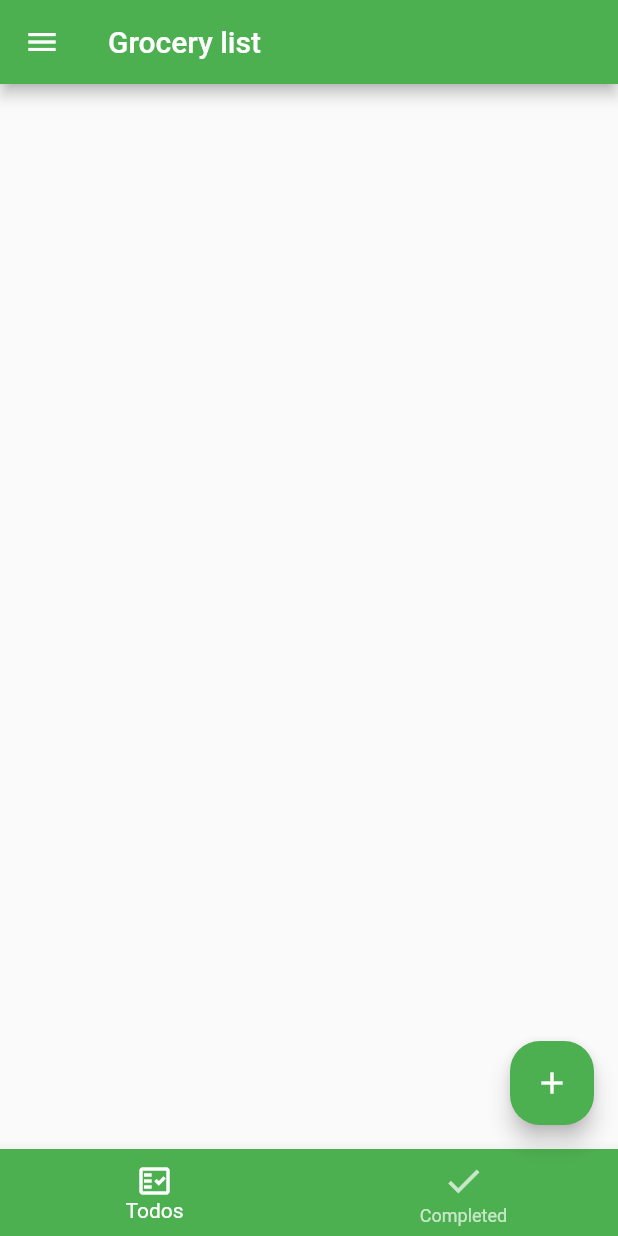
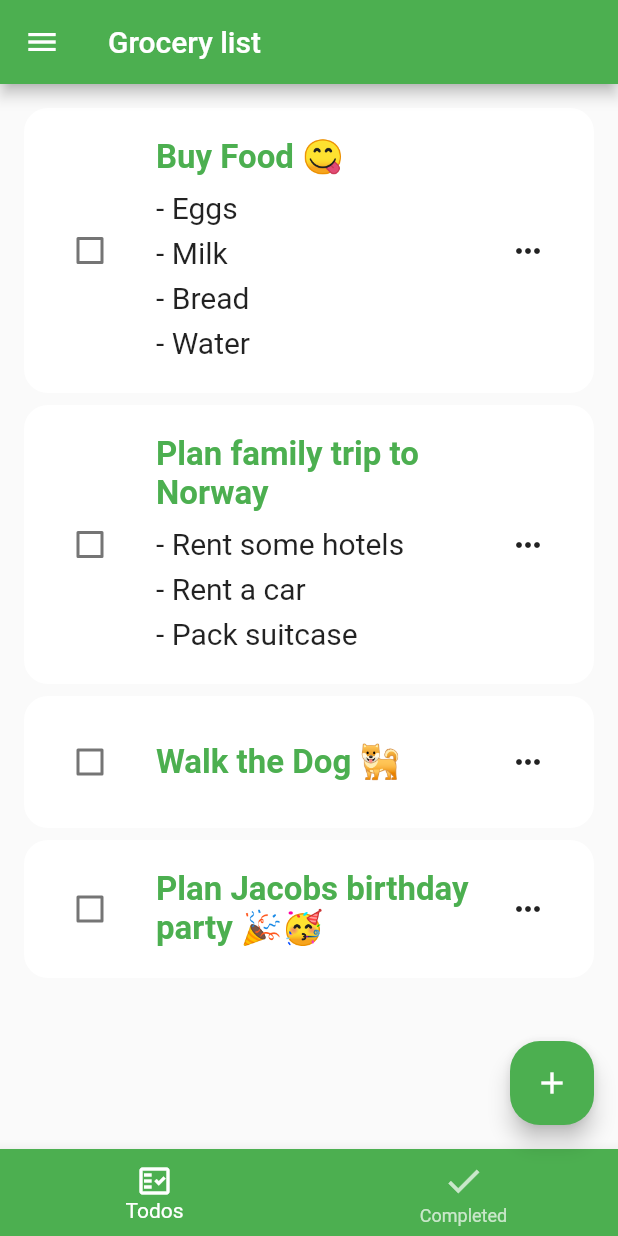
Before and after one commit to JoelV1234/smart-bin, a Flutter app: the screen it shows after launch, on a phone screen of 412 x 824 dp. Run offline on Flutter 3.47's test engine with Material 2 defaults, Android fonts, the phone set to English and light mode, and no system bars; our stand-ins replace equatable.

Commit message:
second commit

```diff
--- a/lib/main.dart
+++ b/lib/main.dart
@@ -1,5 +1,7 @@
 import 'package:flutter/material.dart';
+import 'package:provider/provider.dart';
 import 'package:smartbin/layout/layout.dart';
+import 'package:smartbin/providers/todos_provider.dart';
 
 
 void main() {
@@ -12,7 +14,9 @@ class MyApp extends StatelessWidget {
   // This widget is the root of your application.
   @override
   Widget build(BuildContext context) {
-    return MaterialApp(
+    return ChangeNotifierProvider(
+      create: (context) => TodosProvider(),
+      child: MaterialApp(
         title: 'Smart bin app',
         theme: ThemeData(
           // This is the theme of your application.
@@ -25,8 +29,10 @@ class MyApp extends StatelessWidget {
           // Notice that the counter didn't reset back to zero; the application
           // is not restarted.
           primarySwatch: Colors.green,
+
         ),
         home: const Layout(),
+      ),
     );
   }
 }
--- /dev/null
+++ b/lib/models/todo.dart
@@ -0,0 +1,26 @@
+// ignore_for_file: must_be_immutable
+
+import 'package:equatable/equatable.dart';
+
+class TodoField {
+  static const createdTime = 'createdTime';
+}
+
+class Todo extends Equatable{
+  DateTime createdTime;
+  String title;
+  String id;
+  String description;
+  bool isDone;
+
+  Todo({
+    required this.createdTime,
+    required this.title,
+    this.description = '',
+    required this.id,
+    this.isDone = false,
+  });
+
+  @override
+  List<Object> get props => [id];
+}
--- a/lib/pages/home_page.dart
+++ b/lib/pages/home_page.dart
@@ -1,6 +1,8 @@
 import 'package:flutter/material.dart';
 import 'package:smartbin/globals/colors.dart';
+import 'package:smartbin/widgets/add_todo_dialog_widget.dart';
 import 'package:smartbin/widgets/app_page.dart';
+import 'package:smartbin/widgets/todo_list_widget.dart';
 
 class HomePage extends StatefulWidget {
   const HomePage({Key? key}) : super(key: key);
@@ -15,8 +17,8 @@ class HomePageState extends State<HomePage> {
   @override
   Widget build(BuildContext context) {
     final tabs = [
-      Container(),
-      Container(),
+      const TodoListWidget(completedScreen: false),
+      const TodoListWidget(completedScreen: true),
     ];
 
     return AppPage(
@@ -46,7 +48,11 @@ class HomePageState extends State<HomePage> {
           borderRadius: BorderRadius.circular(20),
         ),
         backgroundColor: Colors.green,
-        onPressed: () {},
+        onPressed: () => showDialog(
+          context: context,
+          builder: (context) => const AddTodoDialogWidget(),
+          barrierDismissible: false,
+        ),
         child: const Icon(Icons.add),
       ),
     );
--- /dev/null
+++ b/lib/providers/todos_provider.dart
@@ -0,0 +1,55 @@
+import 'package:flutter/material.dart';
+import 'package:smartbin/models/todo.dart';
+
+class TodosProvider extends ChangeNotifier {
+  // ignore: prefer_final_fields
+  List<Todo> _todos = [
+    Todo(
+      createdTime: DateTime.now(),
+      title: 'Buy Food 😋',
+      description: '''- Eggs
+- Milk
+- Bread
+- Water''',
+      id: '56dbd9d8-925e-406b-9b82-169c751d0c0e',
+    ),
+    Todo(
+      createdTime: DateTime.now(),
+      title: 'Plan family trip to Norway',
+      description: '''- Rent some hotels
+- Rent a car
+- Pack suitcase''',
+      id: '288a6127-7985-4c44-ae51-c1de1aca4f6d',
+    ),
+    Todo(
+      createdTime: DateTime.now(),
+      title: 'Walk the Dog 🐕',
+      id: 'ed68952e-82cf-4f97-9f0c-c651b275b1a8',
+    ),
+    Todo(
+      createdTime: DateTime.now(),
+      title: 'Plan Jacobs birthday party 🎉🥳',
+      id: '76e5f3b5-2a2c-451f-a27a-3565c225ddb6',
+    ),
+  ];
+
+  void addTodo(Todo todo) {
+    _todos.add(todo);
+    updateList();
+  }
+
+  void toggleTodo(Todo todo) {
+    todo.isDone = !todo.isDone;
+    updateList();
+  }
+
+  void updateList() => notifyListeners();
+
+  void removeTodo(Todo todo) {
+    _todos.remove(todo);
+    updateList();
+  }
+
+  List<Todo> todos(isCompleted) => _todos.where((todo) => todo.isDone == isCompleted).toList();
+
+}
--- a/lib/widgets/app_page.dart
+++ b/lib/widgets/app_page.dart
@@ -18,6 +18,7 @@ class AppPage extends Scaffold {
     this.floatingActionButton,
     this.customBottomNavigationBar,
   }) : super(
+
     key: key,
     bottomNavigationBar: customBottomNavigationBar,
     appBar: AppBar(
--- /dev/null
+++ b/lib/widgets/todo_list_widget.dart
@@ -0,0 +1,36 @@
+import 'package:flutter/material.dart';
+import 'package:provider/provider.dart';
+import 'package:smartbin/providers/todos_provider.dart';
+import 'package:smartbin/widgets/todo_widget.dart';
+
+class TodoListWidget extends StatelessWidget {
+  final bool completedScreen;
+  const TodoListWidget({super.key,
+    required this.completedScreen
+  });
+
+  @override
+  Widget build(BuildContext context) {
+    final provider = Provider.of<TodosProvider>(context);
+    final todos = provider.todos(completedScreen);
+
+    return todos.isEmpty
+        ?  Center(
+            child:  Text(
+              completedScreen ? 'No completed todos.' : 'No todos',
+              style: const TextStyle(fontSize: 20),
+            ),
+          )
+        : ListView.separated(
+            physics: const BouncingScrollPhysics(),
+            padding: const EdgeInsets.all(16),
+            separatorBuilder: (context, index) => Container(height: 8),
+            itemCount: todos.length,
+            itemBuilder: (context, index) {
+              final todo = todos[index];
+
+              return TodoWidget(todo: todo);
+            },
+          );
+  }
+}
--- /dev/null
+++ b/lib/widgets/todo_widget.dart
@@ -0,0 +1,97 @@
+import 'package:flutter/material.dart';
+import 'package:provider/provider.dart';
+import 'package:smartbin/models/todo.dart';
+import 'package:smartbin/providers/todos_provider.dart';
+import 'package:smartbin/utils.dart';
+import 'package:smartbin/widgets/edit_todo_dialog_widget.dart';
+
+class TodoWidget extends StatefulWidget {
+  final Todo todo;
+
+  const TodoWidget({
+    required this.todo,
+    Key? key,
+  }) : super(key: key);
+
+  @override
+  State<TodoWidget> createState() => _TodoWidgetState();
+}
+
+class _TodoWidgetState extends State<TodoWidget> {
+  late TodosProvider todosProvider;
+
+  @override
+  void initState() {
+    todosProvider = Provider.of<TodosProvider>(context, listen: false);
+    super.initState();
+  }
+
+  void deleteTodo(BuildContext context, Todo todo) {
+    todosProvider.removeTodo(todo);
+    Utils.showSnackBar(context, 'Deleted the task');
+  }
+
+  void toggleTodo() => todosProvider.toggleTodo(widget.todo);
+
+  @override
+  Widget build(BuildContext context) {
+
+    return ClipRRect(
+        borderRadius: BorderRadius.circular(16),
+        child: buildTodo(context),
+      );
+  }
+
+  Widget buildTodo(BuildContext context) => Container(
+        color: Colors.white,
+        padding: const EdgeInsets.all(20),
+        child: Row(
+          children: [
+            Checkbox(
+              activeColor: Theme.of(context).primaryColor,
+              checkColor: Colors.white,
+              value: widget.todo.isDone,
+              onChanged: (state) => toggleTodo(),
+            ),
+            const SizedBox(width: 20),
+            Expanded(
+              child: Column(
+                crossAxisAlignment: CrossAxisAlignment.start,
+                children: [
+                  Text(
+                    widget.todo.title,
+                    style: TextStyle(
+                      decoration: widget.todo.isDone ?
+                        TextDecoration.lineThrough : null,
+                      fontWeight: FontWeight.bold,
+                      color: Theme.of(context).primaryColor,
+                      fontSize: 22,
+                    ),
+                  ),
+                  if (widget.todo.description.isNotEmpty)
+                    Container(
+                      margin: const EdgeInsets.only(top: 4),
+                      child: Text(
+                        widget.todo.description,
+                        style: TextStyle(
+                          fontSize: 20, height: 1.5,
+                          decoration: widget.todo.isDone ?
+                            TextDecoration.lineThrough : null,
+                        ),
+                      ),
+                    )
+                ],
+              ),
+            ),
+            IconButton(
+              onPressed: () => showDialog(
+                context: context,
+                builder: (context) => EditTodoDialogWidget(todo: widget.todo),
+                barrierDismissible: false,
+              ),
+              icon: const Icon(Icons.more_horiz)
+            ),
+          ],
+        ),
+      );
+}
--- a/pubspec.yaml
+++ b/pubspec.yaml
@@ -34,6 +34,10 @@ dependencies:
   # The following adds the Cupertino Icons font to your application.
   # Use with the CupertinoIcons class for iOS style icons.
   cupertino_icons: ^1.0.2
+  provider: ^6.0.5
+  flutter_slidable: ^2.0.0
+  uuid: ^3.0.7
+  equatable: ^2.0.5
 
 dev_dependencies:
   flutter_test:
--- /dev/null
+++ b/todo.txt
@@ -0,0 +1,2 @@
+Todos:
+- Get material banner working
```
Also changed, not shown: lib/utils.dart (added, +12 -0 lines), lib/widgets/add_todo_dialog_widget.dart (added, +61 -0 lines), lib/widgets/completed_list_widget.dart (added, +34 -0 lines), lib/widgets/dialog_button.dart (added, +26 -0 lines), lib/widgets/dialog_close_button.dart (added, +33 -0 lines), lib/widgets/edit_todo_dialog_widget.dart (added, +76 -0 lines), lib/widgets/form/form_components.dart (added, +39 -0 lines), lib/widgets/todo_form_widget/todo_form_widget.dart (added, +31 -0 lines), pubspec.lock, 2 other files. Lines whose indentation alone changed are shown as unchanged.
